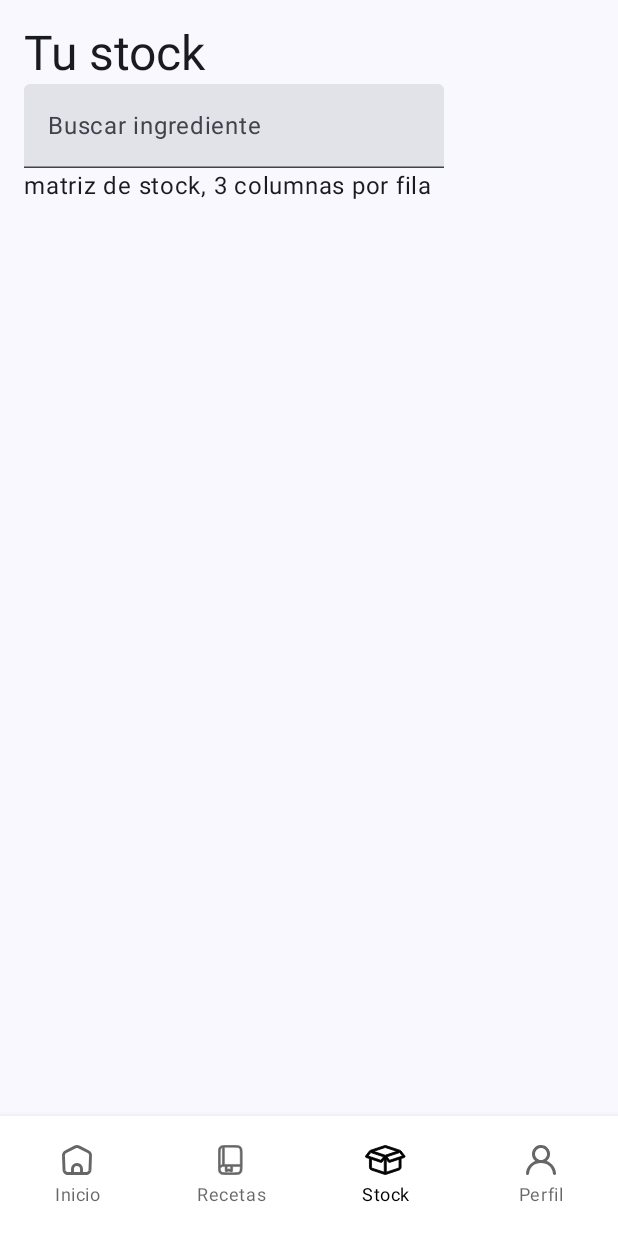
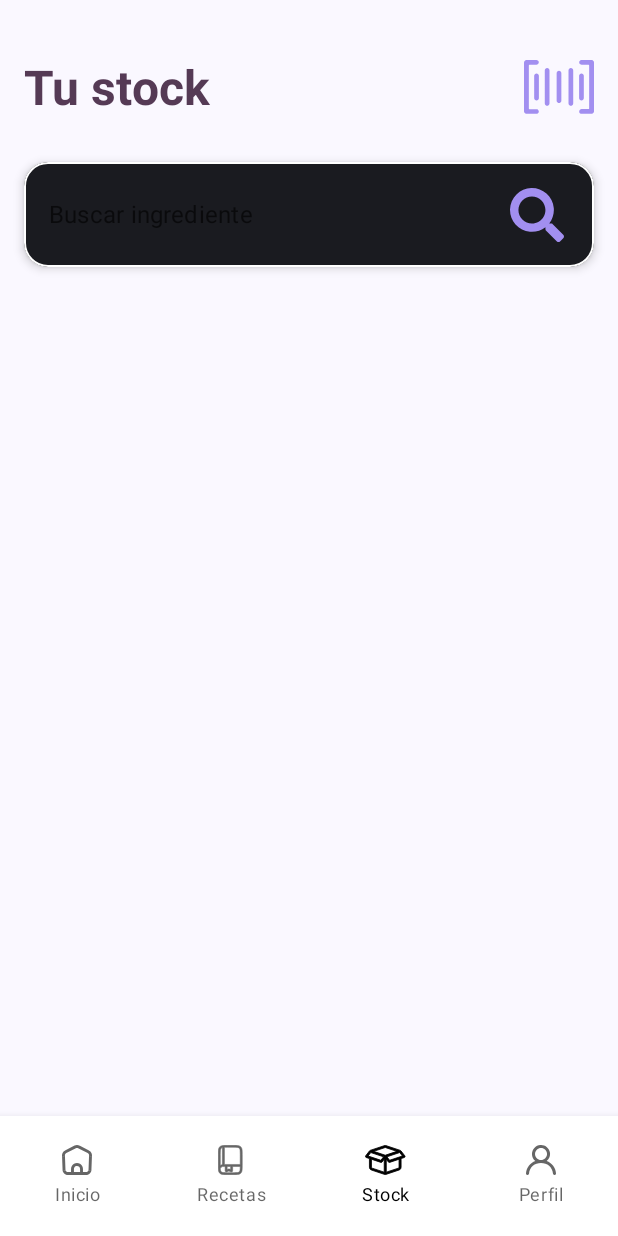
Before and after one commit to Onalore/Foodie-Frontend, an Android app built with Jetpack Compose: the StockScreen screen opened through its navigation route, on a phone screen of 412 x 824 dp. Run offline under Robolectric (Android 15) with nearby library versions, the phone set to English and light mode, and no system bars.

Commit message:
Parte de pantalla de stock y visualización de cámara

```diff
--- a/app/src/main/AndroidManifest.xml
+++ b/app/src/main/AndroidManifest.xml
@@ -2,6 +2,9 @@
 <manifest xmlns:android="http://schemas.android.com/apk/res/android"
     xmlns:tools="http://schemas.android.com/tools">
 
+    <uses-feature
+        android:name="android.hardware.camera"
+        android:required="false" />
     <application
         android:allowBackup="true"
         android:dataExtractionRules="@xml/data_extraction_rules"
@@ -28,5 +31,6 @@
     <uses-permission android:name="android.permission.INTERNET"/>
     <uses-permission android:name="android.permission.ACCESS_NETWORK_STATE"/>
     <uses-permission android:name="android.permission.ACCESS_WIFI_STATE"/>
+    <uses-permission android:name="android.permission.CAMERA"/>
 
 </manifest>
--- a/app/src/main/java/com/example/foodiefrontend/navigation/AppNavigation.kt
+++ b/app/src/main/java/com/example/foodiefrontend/navigation/AppNavigation.kt
@@ -6,6 +6,8 @@ import androidx.navigation.NavHostController
 import androidx.navigation.compose.NavHost
 import androidx.navigation.compose.composable
 import androidx.navigation.compose.rememberNavController
+import com.example.foodiefrontend.presentation.ui.screens.camera.BarcodeScannerScreen
+import com.example.foodiefrontend.presentation.ui.screens.camera.CameraScreen
 import com.example.foodiefrontend.presentation.ui.screens.home.HomeScreen
 import com.example.foodiefrontend.presentation.ui.screens.login.LoginScreen
 import com.example.foodiefrontend.presentation.ui.screens.profile.ProfileScreen
@@ -38,5 +40,8 @@ fun AppNavigation(navController: NavHostController) {
         composable(route = AppScreens.ProfileScreen.route) {
             ProfileScreen(navController)
         }
+        composable(route = AppScreens.CameraScreen.route) {
+            CameraScreen()
+        }
     }
 }
--- a/app/src/main/java/com/example/foodiefrontend/navigation/AppScreens.kt
+++ b/app/src/main/java/com/example/foodiefrontend/navigation/AppScreens.kt
@@ -7,4 +7,5 @@ sealed class AppScreens(val route: String) {
     object RecipesScreen: AppScreens("recipes_screen")
     object StockScreen: AppScreens("stock_screen")
     object ProfileScreen: AppScreens("profile_screen")
+    object CameraScreen: AppScreens("camera_screen")
 }
--- a/app/src/main/java/com/example/foodiefrontend/presentation/ui/components/ImageWithResource.kt
+++ b/app/src/main/java/com/example/foodiefrontend/presentation/ui/components/ImageWithResource.kt
@@ -4,6 +4,7 @@ import androidx.compose.runtime.Composable
 import androidx.compose.ui.graphics.painter.Painter
 import androidx.compose.ui.res.painterResource
 import androidx.compose.foundation.Image
+import androidx.compose.foundation.clickable
 import androidx.compose.ui.Modifier
 import androidx.compose.ui.graphics.Color
 import androidx.compose.ui.graphics.ColorFilter
@@ -15,13 +16,14 @@ fun ImageWithResource(
     contentDescription: String = "",
     modifier: Modifier = Modifier,
     contentScale: ContentScale = ContentScale.Fit,
-    colorFilter: ColorFilter? = null
+    colorFilter: ColorFilter? = null,
+    onClick: () -> Unit = {  }
 ) {
     val painter: Painter = painterResource(id = resourceId)
     Image(
         painter = painter,
         contentDescription = contentDescription,
-        modifier = modifier,
+        modifier = modifier.clickable { onClick() },
         contentScale = contentScale,
         colorFilter = colorFilter
     )
--- a/app/src/main/java/com/example/foodiefrontend/presentation/ui/screens/stock/StockScreen.kt
+++ b/app/src/main/java/com/example/foodiefrontend/presentation/ui/screens/stock/StockScreen.kt
@@ -1,6 +1,8 @@
 package com.example.foodiefrontend.presentation.ui.screens.stock
 
+import androidx.compose.foundation.layout.Arrangement
 import androidx.compose.foundation.layout.Column
+import androidx.compose.foundation.layout.Row
 import androidx.compose.foundation.layout.fillMaxSize
 import androidx.compose.foundation.layout.padding
 import androidx.compose.material3.ExperimentalMaterial3Api
@@ -8,34 +10,67 @@ import androidx.compose.material3.MaterialTheme
 import androidx.compose.material3.Text
 import androidx.compose.material3.TextField
 import androidx.compose.runtime.Composable
+import androidx.compose.runtime.getValue
+import androidx.compose.runtime.mutableStateOf
+import androidx.compose.runtime.remember
+import androidx.compose.runtime.setValue
+import androidx.compose.ui.Alignment
 import androidx.compose.ui.Modifier
+import androidx.compose.ui.res.stringResource
 import androidx.compose.ui.tooling.preview.Preview
 import androidx.compose.ui.unit.dp
 import androidx.navigation.NavController
 import androidx.navigation.compose.rememberNavController
+import com.example.foodiefrontend.R
+import com.example.foodiefrontend.presentation.ui.components.CustomTextField
+import com.example.foodiefrontend.presentation.ui.components.ImageWithResource
+import com.example.foodiefrontend.presentation.ui.components.Title
 
 
 @OptIn(ExperimentalMaterial3Api::class)
 @Composable
 fun StockScreen(navController: NavController) {
+    var ingredient by remember { mutableStateOf("") }
+
     Column(
         modifier = Modifier
-            .fillMaxSize()
-            .padding(16.dp)
+            .fillMaxSize(),
+        verticalArrangement = Arrangement.Top,
+        horizontalAlignment = Alignment.Start
     ) {
-        Text(text = "Tu stock", style = MaterialTheme.typography.headlineLarge)
-        TextField(
-            value = "",
-            onValueChange = {},
-            placeholder = {
-                Text(text = "Buscar ingrediente")
+        Column(
+            modifier = Modifier
+                .padding(start = 16.dp, end = 16.dp, top = 40.dp, bottom = 20.dp),
+            verticalArrangement = Arrangement.Top,
+            horizontalAlignment = Alignment.Start
+        ) {
+            Row {
+                Title(
+                    title = stringResource(R.string.your_stock),
+                    modifier = Modifier
+                        .weight(1f)
+                        .padding(bottom = 30.dp)
+                )
+                ImageWithResource(
+                    resourceId = R.drawable.ic_scan,
+                    onClick = {
+                        navController.navigate("camera_screen")
+                    }
+                )
             }
-        )
-        Text(
-            text = "matriz de stock, 3 columnas por fila"
-        )
+
+            CustomTextField(
+                value = ingredient,
+                placeholder = stringResource(R.string.look_for_ingredient),
+                onValueChange = { newValue ->
+                    ingredient = newValue
+                },
+                trailingIcon = R.drawable.ic_search,
+                modifier = Modifier
+            )
+        }
     }
-}
+    }
 
 @Preview(showBackground = true)
 @Composable
--- /dev/null
+++ b/app/src/main/res/drawable/ic_scan.xml
@@ -0,0 +1,27 @@
+<vector xmlns:android="http://schemas.android.com/apk/res/android"
+    android:width="46.8dp"
+    android:height="36dp"
+    android:viewportWidth="46.8"
+    android:viewportHeight="36">
+  <path
+      android:pathData="M8.28,32.85L3.69,32.85a0.451,0.451 0,0 1,-0.45 -0.45L3.24,3.6a0.451,0.451 0,0 1,0.45 -0.45h4.556a1.657,1.657 0,0 0,1.654 -1.575A1.478,1.478 0,0 0,9.439 0.45a2.01,2.01 0,0 0,-1.339 -0.45L2.025,0a1.838,1.838 0,0 0,-2.025 1.8v32.4a1.744,1.744 0,0 0,1.912 1.8h6.334a1.515,1.515 0,0 0,1.193 -2.6A1.667,1.667 0,0 0,8.28 32.85Z"
+      android:fillColor="#a28ff0"/>
+  <path
+      android:pathData="M44.887,0L38.553,0a1.577,1.577 0,0 0,-1.575 2.059,1.219 1.219,0 0,0 0.09,0.214 1.592,1.592 0,0 0,1.451 0.877h4.59a0.451,0.451 0,0 1,0.45 0.45L43.559,32.389a0.451,0.451 0,0 1,-0.45 0.45L38.553,32.839a1.64,1.64 0,0 0,-1.654 1.564,1.576 1.576,0 0,0 0.461,1.17 1.55,1.55 0,0 0,1.159 0.427h6.368A1.755,1.755 0,0 0,46.8 34.15L46.8,1.8A1.744,1.744 0,0 0,44.887 0Z"
+      android:fillColor="#a28ff0"/>
+  <path
+      android:pathData="M8.377,9a1.577,1.577 0,0 0,-1.575 1.564L6.802,25.425a1.575,1.575 0,0 0,3.15 0L9.952,10.564A1.577,1.577 0,0 0,8.377 9Z"
+      android:fillColor="#a28ff0"/>
+  <path
+      android:pathData="M38.418,27a1.577,1.577 0,0 0,1.575 -1.564L39.993,10.564a1.575,1.575 0,0 0,-3.15 0L36.843,25.425A1.58,1.58 0,0 0,38.418 27Z"
+      android:fillColor="#a28ff0"/>
+  <path
+      android:pathData="M31.332,5.4a1.6,1.6 0,0 0,-1.575 1.62L29.757,28.969a1.576,1.576 0,1 0,3.15 0L32.907,7.02A1.6,1.6 0,0 0,31.332 5.4Z"
+      android:fillColor="#a28ff0"/>
+  <path
+      android:pathData="M15.469,5.4a1.6,1.6 0,0 0,-1.575 1.62L13.894,28.969a1.576,1.576 0,1 0,3.15 0L17.044,7.02A1.6,1.6 0,0 0,15.469 5.4Z"
+      android:fillColor="#a28ff0"/>
+  <path
+      android:pathData="M23.4,7.2a1.592,1.592 0,0 0,-1.575 1.6L21.825,27.191a1.575,1.575 0,1 0,3.15 0L24.975,8.797A1.592,1.592 0,0 0,23.4 7.2Z"
+      android:fillColor="#a28ff0"/>
+</vector>
--- a/app/src/main/res/values/strings.xml
+++ b/app/src/main/res/values/strings.xml
@@ -22,4 +22,6 @@
     <string name="stock">Stock</string>
     <string name="profile">Perfil</string>
     <string name="look_for_recipe">Buscar receta</string>
+    <string name="look_for_ingredient">Buscar ingrediente</string>
+    <string name="your_stock">Tu stock</string>
 </resources>
```
Also changed, not shown: app/build.gradle (+39 -3 lines), app/src/main/java/com/example/foodiefrontend/presentation/ui/screens/camera/CameraScreen.kt (added, +54 -0 lines), app/src/main/res/drawable/ic_chevron_left.xml (added, +9 -0 lines), app/src/main/res/drawable/ic_flash.xml (added, +10 -0 lines), app/src/main/res/drawable/ic_flash_off.xml (added, +15 -0 lines).
